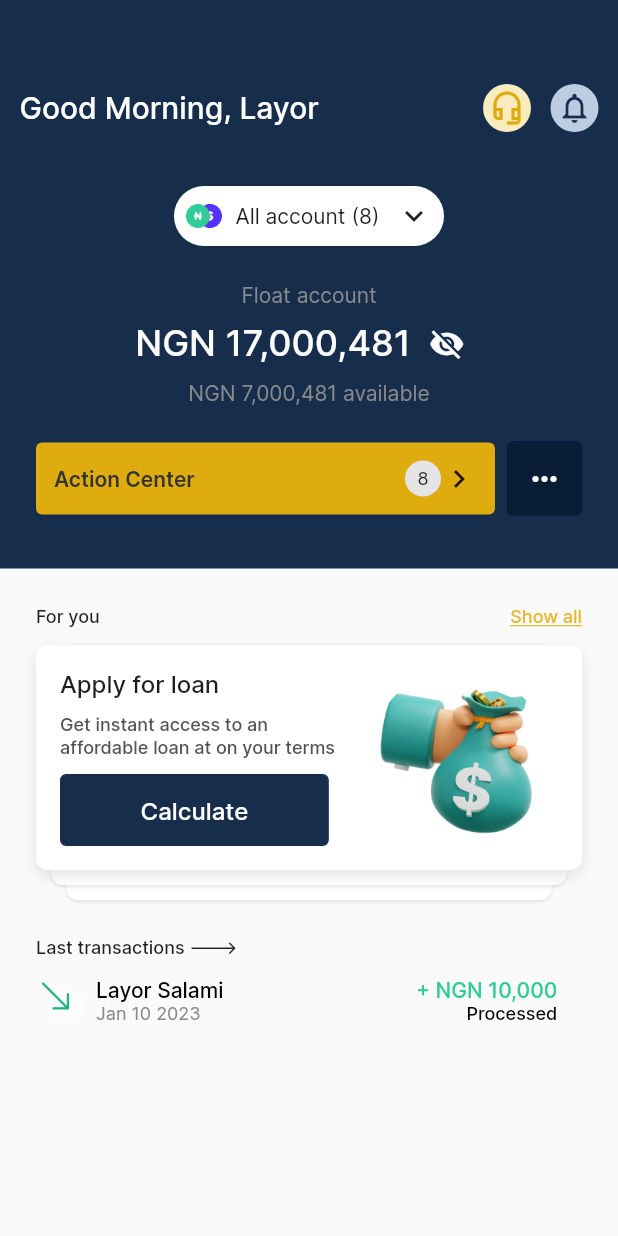
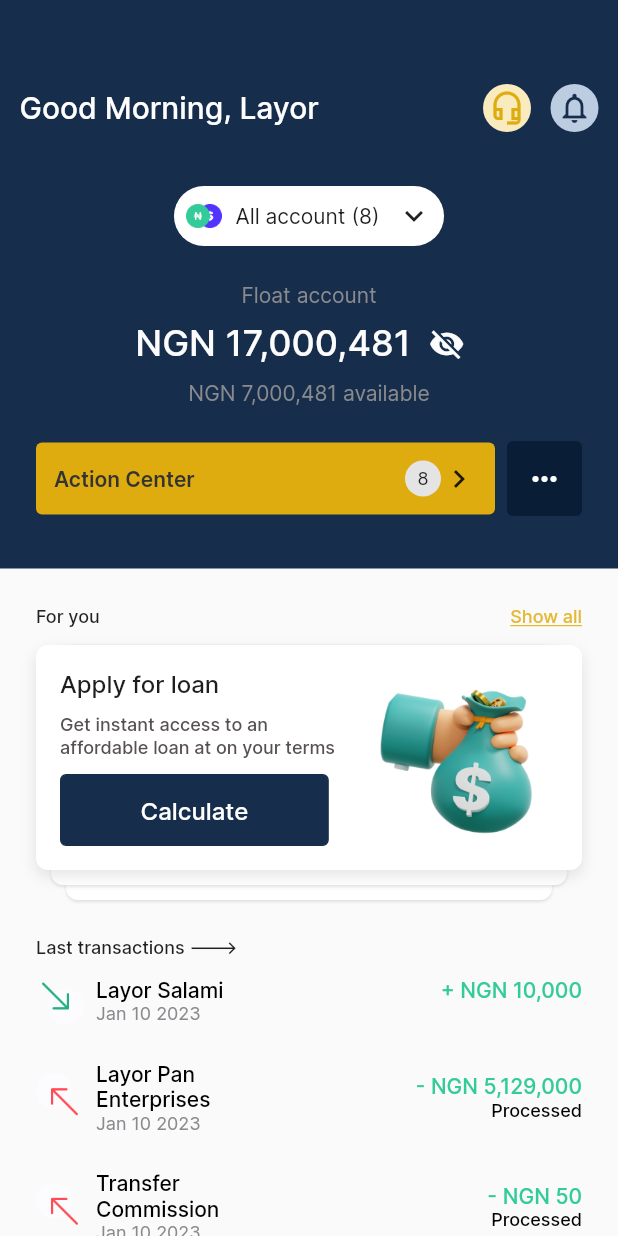
Before and after one commit to Tolulope05/firstbank_cib, a Flutter app: the DashBoardScreen screen opened by its route, on a phone screen of 412 x 824 dp. Run offline on Flutter 3.47's test engine with Material 2 defaults, Android fonts, the phone set to English and light mode, and no system bars; our stand-ins replace flutter_svg, get, pinput, smooth_page_indicator.

Commit message:
fixed card

```diff
--- a/lib/view/dashboard/dash_board_screen.dart
+++ b/lib/view/dashboard/dash_board_screen.dart
@@ -382,12 +382,27 @@ class DashBoardScreen extends StatelessWidget {
                           userName: "Layor Salami",
                           date: "Jan 10 2023",
                           amount: "10,000",
+                          // status: "Processed",
+                          isIncome: true,
+                        ),
+                        TransactionCard(
+                          userName: "Layor Pan Enterprises",
+                          date: "Jan 10 2023",
+                          amount: "5,129,000",
                           status: "Processed",
-                          isIncome: true,
+                          isIncome: false,
+                        ),
+                        TransactionCard(
+                          userName: "Transfer Commission",
+                          date: "Jan 10 2023",
+                          amount: "50",
+                          status: "Processed",
+                          isIncome: false,
                         ),
                       ],
                     ),
                   ),
+                  const SizedBox(height: 100), // to be removed soon
                 ],
               ),
             )
--- a/lib/widgets/transaction_card.dart
+++ b/lib/widgets/transaction_card.dart
@@ -66,8 +66,7 @@ class TransactionCard extends StatelessWidget {
           ),
           const Spacer(),
           //column 3
-          Flexible(
-            child: Column(
+          Column(
             crossAxisAlignment: CrossAxisAlignment.end,
             children: [
               Text(
@@ -88,7 +87,6 @@ class TransactionCard extends StatelessWidget {
               ),
             ],
           ),
-          ),
         ],
       ),
     );
```
Lines whose indentation alone changed are shown as unchanged.
